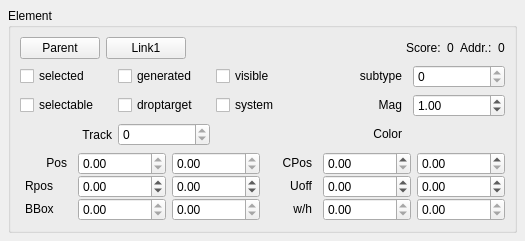
Qt form mscore/mscore/element.ui (musescore/musescore-old) before a commit.
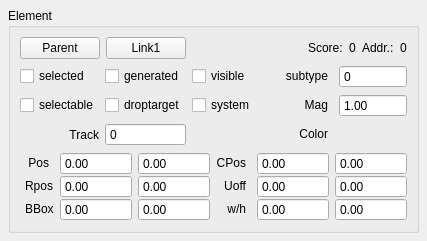
The same form after that commit. Custom widgets are drawn as their Qt base class.

Diff of the .ui file:
```diff
--- a/mscore/mscore/element.ui
+++ b/mscore/mscore/element.ui
@@ -6,7 +6,7 @@
    <rect>
     <x>0</x>
     <y>0</y>
-    <width>525</width>
+    <width>412</width>
     <height>229</height>
    </rect>
   </property>
@@ -174,6 +174,9 @@
           <property name="readOnly">
            <bool>true</bool>
           </property>
+          <property name="buttonSymbols">
+           <enum>QAbstractSpinBox::NoButtons</enum>
+          </property>
           <property name="maximum">
            <number>999999999</number>
           </property>
@@ -220,6 +223,9 @@
           <property name="toolTip">
            <string notr="true"/>
           </property>
+          <property name="buttonSymbols">
+           <enum>QAbstractSpinBox::NoButtons</enum>
+          </property>
           <property name="value">
            <double>1.000000000000000</double>
           </property>
@@ -261,6 +267,9 @@
           <property name="readOnly">
            <bool>true</bool>
           </property>
+          <property name="buttonSymbols">
+           <enum>QAbstractSpinBox::NoButtons</enum>
+          </property>
           <property name="minimum">
            <number>0</number>
           </property>
@@ -366,6 +375,9 @@
           <property name="readOnly">
            <bool>true</bool>
           </property>
+          <property name="buttonSymbols">
+           <enum>QAbstractSpinBox::NoButtons</enum>
+          </property>
           <property name="maximum">
            <double>100000.000000000000000</double>
           </property>
@@ -385,6 +397,9 @@
           <property name="readOnly">
            <bool>true</bool>
           </property>
+          <property name="buttonSymbols">
+           <enum>QAbstractSpinBox::NoButtons</enum>
+          </property>
           <property name="maximum">
            <double>100000.000000000000000</double>
           </property>
@@ -423,6 +438,9 @@
           <property name="readOnly">
            <bool>true</bool>
           </property>
+          <property name="buttonSymbols">
+           <enum>QAbstractSpinBox::NoButtons</enum>
+          </property>
           <property name="minimum">
            <double>-100000.000000000000000</double>
           </property>
@@ -445,6 +463,9 @@
           <property name="readOnly">
            <bool>true</bool>
           </property>
+          <property name="buttonSymbols">
+           <enum>QAbstractSpinBox::NoButtons</enum>
+          </property>
           <property name="minimum">
            <double>-100000.000000000000000</double>
           </property>
@@ -467,6 +488,9 @@
           <property name="readOnly">
            <bool>true</bool>
           </property>
+          <property name="buttonSymbols">
+           <enum>QAbstractSpinBox::NoButtons</enum>
+          </property>
           <property name="minimum">
            <double>-100000.000000000000000</double>
           </property>
@@ -489,6 +513,9 @@
           <property name="readOnly">
            <bool>true</bool>
           </property>
+          <property name="buttonSymbols">
+           <enum>QAbstractSpinBox::NoButtons</enum>
+          </property>
           <property name="minimum">
            <double>-100000.000000000000000</double>
           </property>
@@ -508,6 +535,9 @@
           <property name="toolTip">
            <string notr="true">canvas x position</string>
           </property>
+          <property name="buttonSymbols">
+           <enum>QAbstractSpinBox::NoButtons</enum>
+          </property>
           <property name="maximum">
            <double>1000000.000000000000000</double>
           </property>
@@ -524,6 +554,9 @@
           <property name="toolTip">
            <string notr="true">canvas y position</string>
           </property>
+          <property name="buttonSymbols">
+           <enum>QAbstractSpinBox::NoButtons</enum>
+          </property>
           <property name="maximum">
            <double>1000000.000000000000000</double>
           </property>
@@ -540,6 +573,9 @@
           <property name="toolTip">
            <string notr="true">read x position</string>
           </property>
+          <property name="buttonSymbols">
+           <enum>QAbstractSpinBox::NoButtons</enum>
+          </property>
           <property name="minimum">
            <double>-100000.000000000000000</double>
           </property>
@@ -559,6 +595,9 @@
           <property name="toolTip">
            <string notr="true">read y position</string>
           </property>
+          <property name="buttonSymbols">
+           <enum>QAbstractSpinBox::NoButtons</enum>
+          </property>
           <property name="minimum">
            <double>-100000.000000000000000</double>
           </property>
@@ -613,6 +652,9 @@
           <property name="toolTip">
            <string notr="true">user x offset</string>
           </property>
+          <property name="buttonSymbols">
+           <enum>QAbstractSpinBox::NoButtons</enum>
+          </property>
           <property name="suffix">
            <string comment="do not translate"/>
           </property>
@@ -638,6 +680,9 @@
           <property name="toolTip">
            <string notr="true"/>
           </property>
+          <property name="buttonSymbols">
+           <enum>QAbstractSpinBox::NoButtons</enum>
+          </property>
           <property name="suffix">
            <string comment="do not translate"/>
           </property>
```
Left out of the diff: 27 changed lines with no effect on the pictures.
